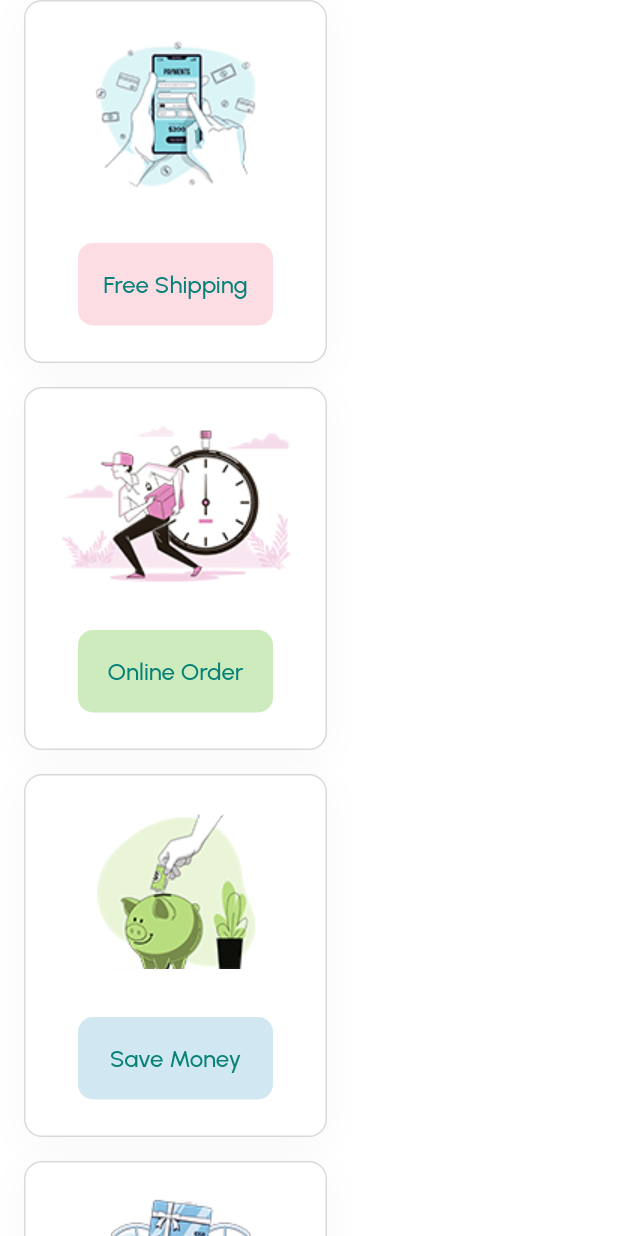
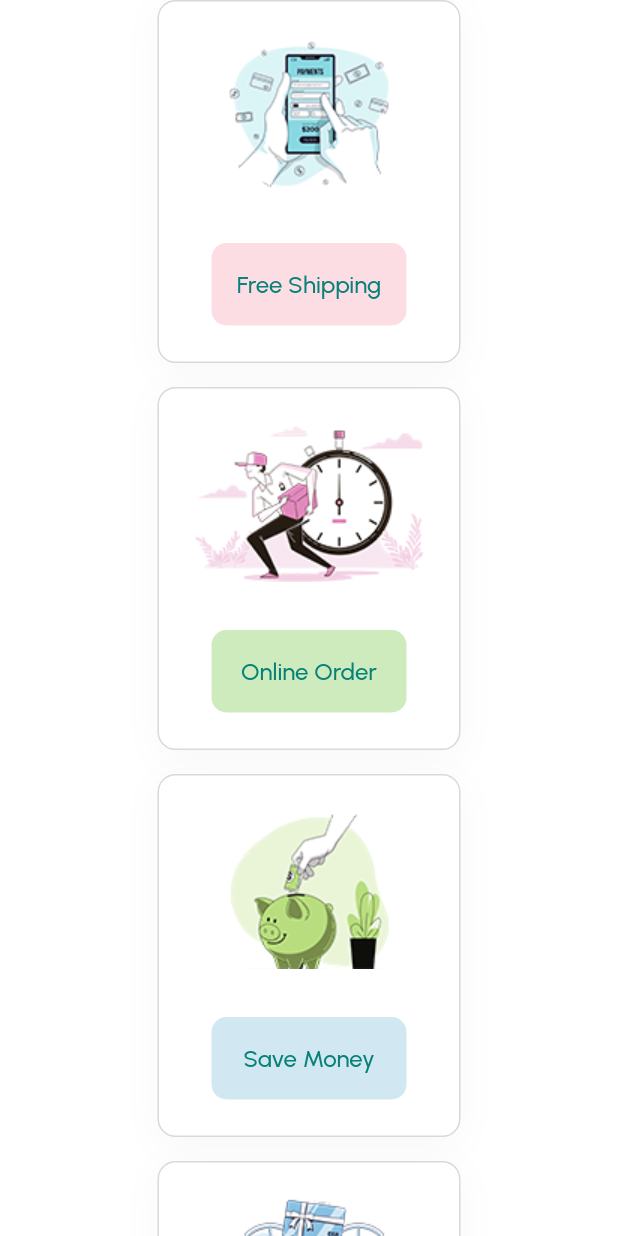
Before and after one commit to ahmedAdelElmelegy/cara, a Flutter app: the FeatureSection widget shown alone on an empty page, opened directly, on a phone screen of 412 x 824 dp. Run offline on Flutter 3.47's test engine with Material 3 defaults, Android fonts, the light colour scheme and no system bars; our stand-ins replace flutter_map, go_router, iconsax_flutter, latlong2, url_strategy; missing offline and left inert: dynamic_height_grid_view.

Commit message:
solve feature problem

```diff
--- a/lib/feature/home/presentation/widgets/feature_section.dart
+++ b/lib/feature/home/presentation/widgets/feature_section.dart
@@ -9,25 +9,34 @@ class FeatureSection extends StatelessWidget {
 
   @override
   Widget build(BuildContext context) {
-    return Wrap(
+    return Padding(
+      padding: EdgeInsets.symmetric(
+        horizontal: DeviceUtility.isDesktopScreen(context) ? 80 : AppSize.lg,
+      ),
+      child: Align(
+        alignment: DeviceUtility.isDesktopScreen(context)
+            ? Alignment.centerLeft
+            : Alignment.center,
+        child: Wrap(
           crossAxisAlignment: WrapCrossAlignment.start,
           alignment: WrapAlignment.start,
           runSpacing: DeviceUtility.isDesktopScreen(context)
               ? AppSize.spaceBtwSections
               : AppSize.spaceBtwItems,
+          spacing: DeviceUtility.isDesktopScreen(context)
+              ? AppSize.spaceBtwItems
+              : AppSize.sm,
+
           children: List.generate(
             AppConstants.featureItems.length,
-        (index) => Padding(
-          padding: const EdgeInsets.symmetric(
-            horizontal: AppSize.spaceBtwItems,
-          ),
-          child: FeatureItem(
+            (index) => FeatureItem(
               image: AppConstants.featureItems[index].image,
               title: AppConstants.featureItems[index].title,
               color: AppConstants.featureItems[index].color,
             ),
           ),
         ),
+      ),
     );
   }
 }
```
Lines whose indentation alone changed are shown as unchanged.
